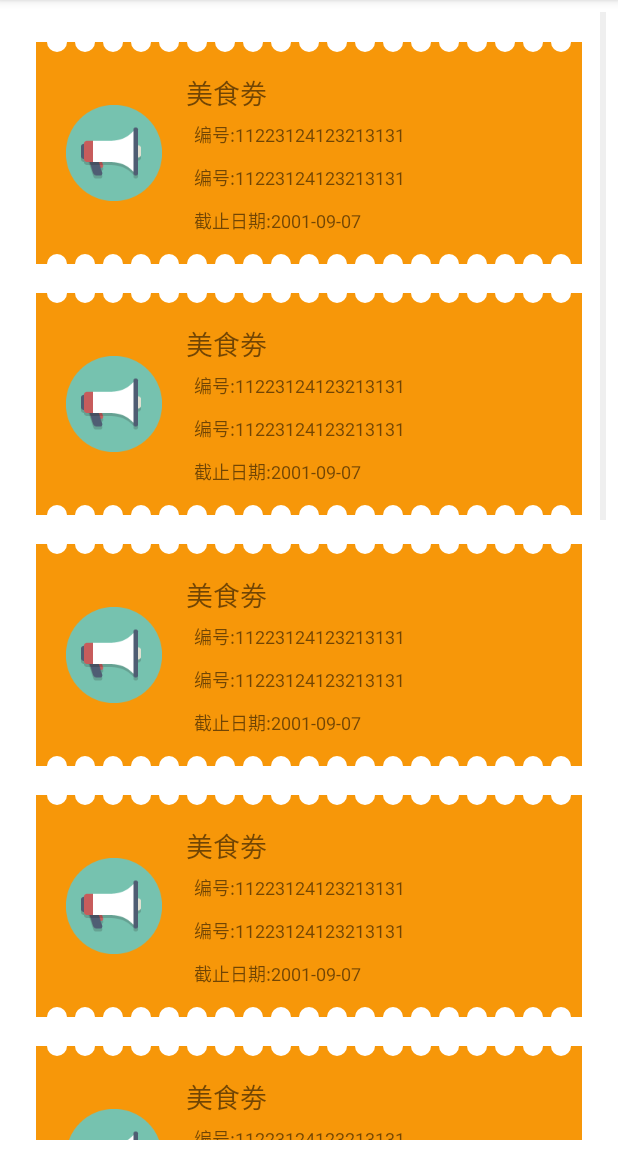
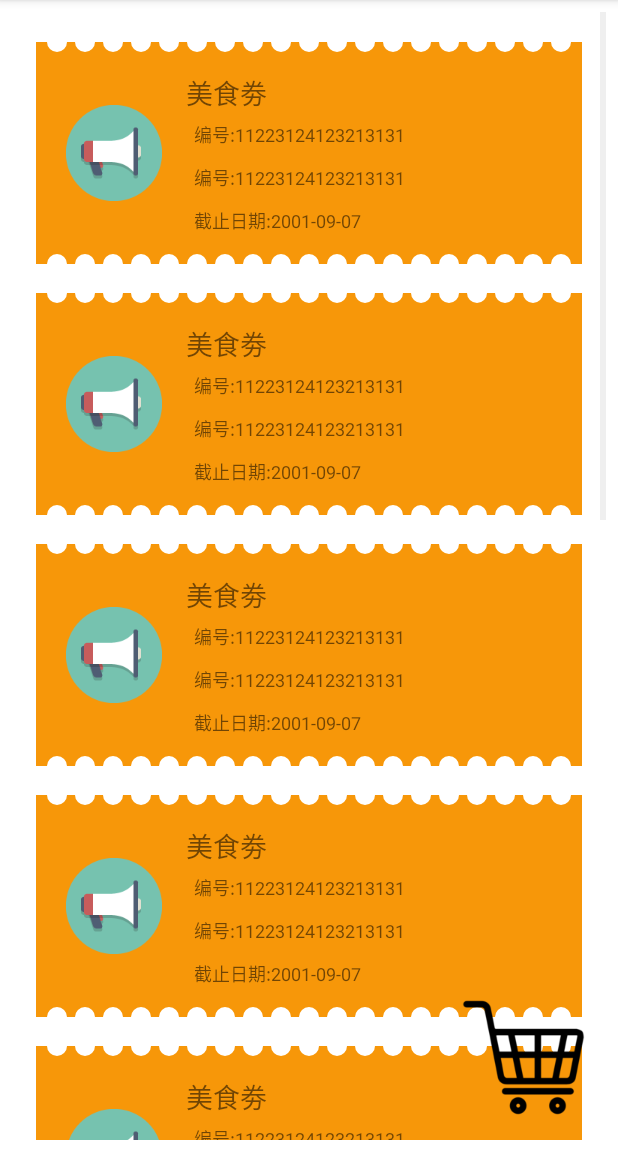
Before and after one commit to GJson/AndroidTools, an Android app: the CouponActivity screen opened directly, with no data from a screen before it, on a phone screen of 412 x 824 dp, the part 84-1236 px from its top. Run offline under Robolectric (Android 15) with nearby library versions, the phone set to English and light mode, and no system bars.

Commit message:
add   animi to cart

```diff
--- a/app/src/main/java/com/gjson/androidtools/activity/CouponActivity.java
+++ b/app/src/main/java/com/gjson/androidtools/activity/CouponActivity.java
@@ -3,19 +3,24 @@ package com.gjson.androidtools.activity;
 import android.os.Bundle;
 import android.view.View;
 import android.widget.AdapterView;
+import android.widget.ImageView;
 import android.widget.ListView;
+import android.widget.RelativeLayout;
 
 import com.gjson.androidtools.R;
 import com.gjson.androidtools.adapter.CouponListAdapter;
 import com.gjson.androidtools.fragment.PayDetailFragment;
+import com.gjson.androidtools.utils.AnimationUtils;
 
 /**
  * Created by gjson on 16/7/26.
  * Name CouponActivity
  * Version 1.0
  */
-public class CouponActivity extends BaseActivity {
+public class CouponActivity extends BaseActivity implements AdapterView.OnItemClickListener {
 
+    private RelativeLayout mRootRel;
+    private ImageView mCartImg;
     private ListView mCouponLv;
 
     @Override
@@ -32,19 +37,33 @@ public class CouponActivity extends BaseActivity {
 
     @Override
     protected void setupView() {
+        mRootRel = getView(R.id.root_rl);
         mCouponLv = getView(R.id.coupon_lv);
+        mCartImg = getView(R.id.cart_img);
+
     }
 
     @Override
     protected void initializedData() {
-        mCouponLv.setAdapter(new CouponListAdapter(mContext));
-        mCouponLv.setOnItemClickListener(new AdapterView.OnItemClickListener() {
-            @Override
-            public void onItemClick(AdapterView<?> parent, View view, int position, long id) {
+        mCouponLv.setAdapter(new CouponListAdapter(mContext, this));
+        mCouponLv.setOnItemClickListener(this);
+    }
+
+    @Override
+    public void onItemClick(AdapterView<?> parent, View view, int position, long id) {
+        switch (view.getId()) {
+            case R.id.horn_img:
+//                CouponListAdapter.ViewHolder viewHolder = new CouponListAdapter.ViewHolder();
+//                viewHolder = (CouponListAdapter.ViewHolder) view.getTag();
+                AnimationUtils.AddToShopingCart((ImageView) view, mCartImg, mContext, mRootRel, 1);
+                break;
+            default:
                 PayDetailFragment payDetailFragment = new PayDetailFragment();
 //                getSupportFragmentManager().beginTransaction().replace();
                 payDetailFragment.show(getFragmentManager(), "payDetailFragment");
-            }
-        });
+                break;
+        }
+
+
     }
 }
--- a/app/src/main/java/com/gjson/androidtools/adapter/CouponListAdapter.java
+++ b/app/src/main/java/com/gjson/androidtools/adapter/CouponListAdapter.java
@@ -4,6 +4,7 @@ import android.content.Context;
 import android.view.LayoutInflater;
 import android.view.View;
 import android.view.ViewGroup;
+import android.widget.AdapterView;
 import android.widget.BaseAdapter;
 import android.widget.ImageView;
 import android.widget.TextView;
@@ -19,11 +20,13 @@ import com.gjson.androidtools.R;
 public class CouponListAdapter extends BaseAdapter {
     private LayoutInflater mInflater;
     private Context mContext;
+    private AdapterView.OnItemClickListener mOnitemClicklis;
 
-    public CouponListAdapter(Context context) {
+    public CouponListAdapter(Context context, AdapterView.OnItemClickListener itemClickListener) {
 
         mContext = context;
         mInflater = LayoutInflater.from(mContext);
+        this.mOnitemClicklis = itemClickListener;
     }
 
     @Override
@@ -42,23 +45,30 @@ public class CouponListAdapter extends BaseAdapter {
     }
 
     @Override
-    public View getView(int position, View convertView, ViewGroup parent) {
+    public View getView(final int position, View convertView, final ViewGroup parent) {
         final ViewHolder viewHolder;
         if (convertView == null) {
             convertView = mInflater.inflate(R.layout.item_couponview, null);
             viewHolder = new ViewHolder();
-            viewHolder.img=(ImageView)convertView.findViewById(R.id.horn_img) ;
+            viewHolder.img = (ImageView) convertView.findViewById(R.id.horn_img);
             convertView.setTag(viewHolder);
         } else {
 
             viewHolder = (ViewHolder) convertView.getTag();
 
         }
+//        viewHolder.img.setTag(viewHolder);
+        viewHolder.img.setOnClickListener(new View.OnClickListener() {
+            @Override
+            public void onClick(View v) {
+                mOnitemClicklis.onItemClick(null, v, position, 0);
+            }
+        });
         return convertView;
     }
 
-    static class ViewHolder {
-        TextView tv;
-        ImageView img;
+    public static class ViewHolder {
+        public TextView tv;
+        public ImageView img;
     }
 }
--- a/app/src/main/res/layout/activity_coupon.xml
+++ b/app/src/main/res/layout/activity_coupon.xml
@@ -1,5 +1,6 @@
 <?xml version="1.0" encoding="utf-8"?>
-<LinearLayout xmlns:android="http://schemas.android.com/apk/res/android"
+<RelativeLayout xmlns:android="http://schemas.android.com/apk/res/android"
+    android:id="@+id/root_rl"
     android:layout_width="match_parent"
     android:layout_height="match_parent"
     android:background="#Ffffff"
@@ -14,4 +15,12 @@
         android:dividerHeight="0dp">
 
     </ListView>
-</LinearLayout>
+
+    <ImageView
+        android:id="@+id/cart_img"
+        android:layout_width="wrap_content"
+        android:layout_height="wrap_content"
+        android:layout_alignParentBottom="true"
+        android:layout_alignParentRight="true"
+        android:src="@mipmap/cart" />
+</RelativeLayout>
```
